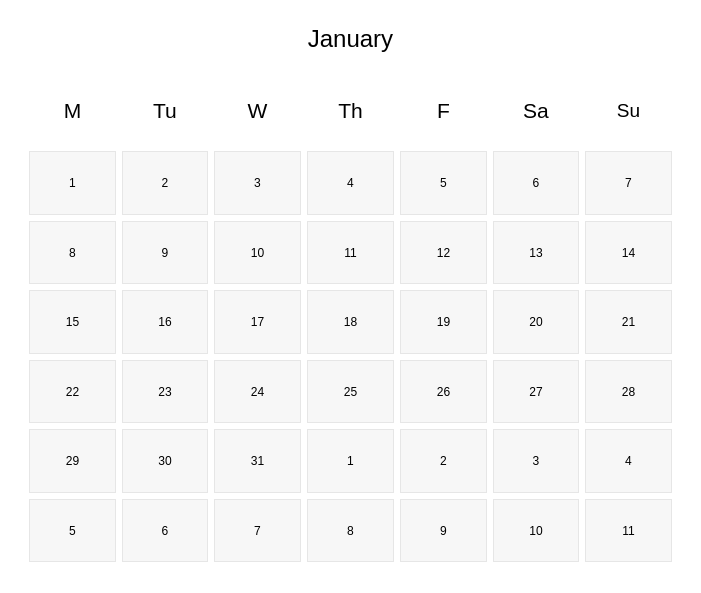
Before: the Qt Designer form QT_framework/mainwindow.ui in radziminski/radziminski, drawn with Qt 5.
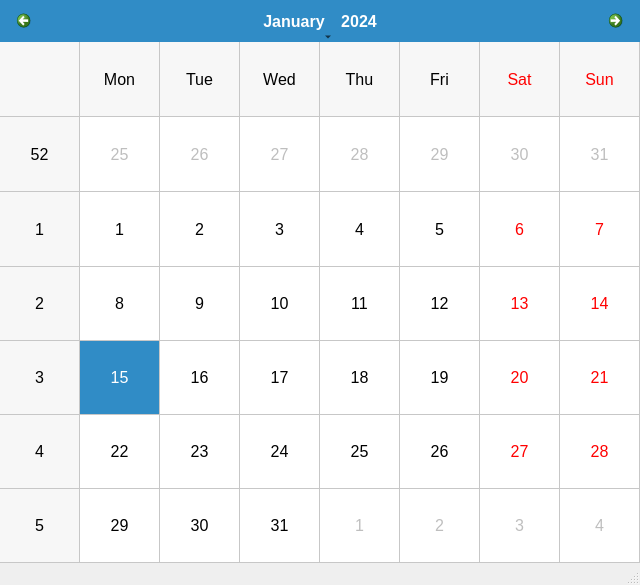
After: the same form once the commit is applied. Icons and pictures are not drawn.

Commit message: QT Calendar finihsed

What changed in the file:
```diff
--- a/QT_framework/mainwindow.ui
+++ b/QT_framework/mainwindow.ui
@@ -6,1155 +6,75 @@
    <rect>
     <x>0</x>
     <y>0</y>
-    <width>701</width>
-    <height>593</height>
+    <width>640</width>
+    <height>585</height>
    </rect>
   </property>
   <property name="windowTitle">
-   <string>MainWindow</string>
+   <string>Calendar</string>
+  </property>
+  <property name="autoFillBackground">
+   <bool>false</bool>
   </property>
   <property name="styleSheet">
-   <string notr="true">* {
-	background-color: white;
-}
-
-QPushButton {
-	background-color: #F7F7F7; 
-	border-color: #E6E6E6; 
-	border-width: 1px;
-    border-style: solid;
-    border-color: #E6E6E6; 
-	color: black;
-	min-width: 40px;
-	min-height: 40px;
-	font: arial;
-}
-
-QPushButton:hover {
-		background-color: #C7C7C7; 
-}</string>
+   <string notr="true"/>
   </property>
   <property name="locale">
    <locale language="English" country="UnitedStates"/>
   </property>
   <widget class="QWidget" name="centralwidget">
-   <layout class="QVBoxLayout" name="verticalLayout" stretch="0,0,1">
+   <property name="minimumSize">
+    <size>
+     <width>400</width>
+     <height>250</height>
+    </size>
+   </property>
+   <property name="styleSheet">
+    <string notr="true"/>
+   </property>
+   <layout class="QVBoxLayout" name="verticalLayout" stretch="0">
+    <property name="leftMargin">
+     <number>0</number>
+    </property>
+    <property name="topMargin">
+     <number>0</number>
+    </property>
+    <property name="rightMargin">
+     <number>0</number>
+    </property>
+    <property name="bottomMargin">
+     <number>0</number>
+    </property>
     <item>
-     <layout class="QHBoxLayout" name="horizontalLayout" stretch="0,1,0">
-      <property name="sizeConstraint">
-       <enum>QLayout::SetFixedSize</enum>
+     <widget class="QCalendarWidget" name="calendar">
+      <property name="minimumSize">
+       <size>
+        <width>40</width>
+        <height>35</height>
+       </size>
       </property>
-      <property name="leftMargin">
-       <number>20</number>
+      <property name="font">
+       <font>
+        <family>Arial</family>
+        <pointsize>12</pointsize>
+       </font>
       </property>
-      <property name="rightMargin">
-       <number>20</number>
-      </property>
-      <item>
-       <widget class="QPushButton" name="prevMonth">
-        <property name="minimumSize">
-         <size>
-          <width>40</width>
-          <height>40</height>
-         </size>
-        </property>
-        <property name="autoFillBackground">
-         <bool>false</bool>
-        </property>
-        <property name="styleSheet">
-         <string notr="true">background-color: white;
-border-width: 0px;
-border-style: solid;
+      <property name="styleSheet">
+       <string notr="true">
+min-height: 35px;
+min-width:40px;
 </string>
-        </property>
-        <property name="text">
-         <string notr="true"/>
-        </property>
-        <property name="icon">
-         <iconset resource="resources.qrc">
-          <normaloff>:/new/prefix1/img/back.png</normaloff>:/new/prefix1/img/back.png</iconset>
-        </property>
-        <property name="iconSize">
-         <size>
-          <width>32</width>
-          <height>32</height>
-         </size>
-        </property>
-       </widget>
-      </item>
-      <item>
-       <widget class="QLabel" name="monthLabel">
-        <property name="sizePolicy">
-         <sizepolicy hsizetype="Preferred" vsizetype="Fixed">
-          <horstretch>0</horstretch>
-          <verstretch>0</verstretch>
-         </sizepolicy>
-        </property>
-        <property name="minimumSize">
-         <size>
-          <width>0</width>
-          <height>60</height>
-         </size>
-        </property>
-        <property name="font">
-         <font>
-          <pointsize>18</pointsize>
-         </font>
-        </property>
-        <property name="locale">
-         <locale language="English" country="Europe"/>
-        </property>
-        <property name="text">
-         <string>January</string>
-        </property>
-        <property name="alignment">
-         <set>Qt::AlignCenter</set>
-        </property>
-       </widget>
-      </item>
-      <item>
-       <widget class="QPushButton" name="nextMonth">
-        <property name="minimumSize">
-         <size>
-          <width>40</width>
-          <height>40</height>
-         </size>
-        </property>
-        <property name="styleSheet">
-         <string notr="true">background-color: white;
-border-width: 0px;
-border-style: solid;
-</string>
-        </property>
-        <property name="text">
-         <string/>
-        </property>
-        <property name="icon">
-         <iconset resource="resources.qrc">
-          <normaloff>:/new/prefix1/img/next.png</normaloff>:/new/prefix1/img/next.png</iconset>
-        </property>
-        <property name="iconSize">
-         <size>
-          <width>32</width>
-          <height>32</height>
-         </size>
-        </property>
-        <property name="autoRepeat">
-         <bool>false</bool>
-        </property>
-       </widget>
-      </item>
-     </layout>
-    </item>
-    <item>
-     <layout class="QHBoxLayout" name="horizontalLayout_2">
-      <property name="sizeConstraint">
-       <enum>QLayout::SetFixedSize</enum>
       </property>
-      <property name="leftMargin">
-       <number>20</number>
+      <property name="gridVisible">
+       <bool>true</bool>
       </property>
-      <property name="rightMargin">
-       <number>20</number>
+      <property name="navigationBarVisible">
+       <bool>true</bool>
       </property>
-      <item>
-       <widget class="QLabel" name="label_8">
-        <property name="sizePolicy">
-         <sizepolicy hsizetype="Preferred" vsizetype="Fixed">
-          <horstretch>0</horstretch>
-          <verstretch>0</verstretch>
-         </sizepolicy>
-        </property>
-        <property name="minimumSize">
-         <size>
-          <width>0</width>
-          <height>70</height>
-         </size>
-        </property>
-        <property name="font">
-         <font>
-          <pointsize>16</pointsize>
-         </font>
-        </property>
-        <property name="text">
-         <string>M</string>
-        </property>
-        <property name="alignment">
-         <set>Qt::AlignCenter</set>
-        </property>
-       </widget>
-      </item>
-      <item>
-       <widget class="QLabel" name="label_7">
-        <property name="sizePolicy">
-         <sizepolicy hsizetype="Preferred" vsizetype="Fixed">
-          <horstretch>0</horstretch>
-          <verstretch>0</verstretch>
-         </sizepolicy>
-        </property>
-        <property name="minimumSize">
-         <size>
-          <width>0</width>
-          <height>70</height>
-         </size>
-        </property>
-        <property name="font">
-         <font>
-          <pointsize>16</pointsize>
-         </font>
-        </property>
-        <property name="text">
-         <string>Tu</string>
-        </property>
-        <property name="alignment">
-         <set>Qt::AlignCenter</set>
-        </property>
-       </widget>
-      </item>
-      <item>
-       <widget class="QLabel" name="label_5">
-        <property name="sizePolicy">
-         <sizepolicy hsizetype="Preferred" vsizetype="Fixed">
-          <horstretch>0</horstretch>
-          <verstretch>0</verstretch>
-         </sizepolicy>
-        </property>
-        <property name="minimumSize">
-         <size>
-          <width>0</width>
-          <height>70</height>
-         </size>
-        </property>
-        <property name="font">
-         <font>
-          <pointsize>16</pointsize>
-         </font>
-        </property>
-        <property name="text">
-         <string>W</string>
-        </property>
-        <property name="alignment">
-         <set>Qt::AlignCenter</set>
-        </property>
-       </widget>
-      </item>
-      <item>
-       <widget class="QLabel" name="label_4">
-        <property name="sizePolicy">
-         <sizepolicy hsizetype="Preferred" vsizetype="Fixed">
-          <horstretch>0</horstretch>
-          <verstretch>0</verstretch>
-         </sizepolicy>
-        </property>
-        <property name="minimumSize">
-         <size>
-          <width>0</width>
-          <height>70</height>
-         </size>
-        </property>
-        <property name="font">
-         <font>
-          <pointsize>16</pointsize>
-         </font>
-        </property>
-        <property name="text">
-         <string>Th</string>
-        </property>
-        <property name="alignment">
-         <set>Qt::AlignCenter</set>
-        </property>
-       </widget>
-      </item>
-      <item>
-       <widget class="QLabel" name="label_3">
-        <property name="sizePolicy">
-         <sizepolicy hsizetype="Preferred" vsizetype="Fixed">
-          <horstretch>0</horstretch>
-          <verstretch>0</verstretch>
-         </sizepolicy>
-        </property>
-        <property name="minimumSize">
-         <size>
-          <width>0</width>
-          <height>70</height>
-         </size>
-        </property>
-        <property name="font">
-         <font>
-          <pointsize>16</pointsize>
-         </font>
-        </property>
-        <property name="text">
-         <string>F</string>
-        </property>
-        <property name="alignment">
-         <set>Qt::AlignCenter</set>
-        </property>
-       </widget>
-      </item>
-      <item>
-       <widget class="QLabel" name="label_2">
-        <property name="sizePolicy">
-         <sizepolicy hsizetype="Preferred" vsizetype="Fixed">
-          <horstretch>0</horstretch>
-          <verstretch>0</verstretch>
-         </sizepolicy>
-        </property>
-        <property name="minimumSize">
-         <size>
-          <width>0</width>
-          <height>70</height>
-         </size>
-        </property>
-        <property name="font">
-         <font>
-          <pointsize>16</pointsize>
-         </font>
-        </property>
-        <property name="text">
-         <string>Sa</string>
-        </property>
-        <property name="alignment">
-         <set>Qt::AlignCenter</set>
-        </property>
-       </widget>
-      </item>
-      <item>
-       <widget class="QLabel" name="label_6">
-        <property name="sizePolicy">
-         <sizepolicy hsizetype="Preferred" vsizetype="Fixed">
-          <horstretch>0</horstretch>
-          <verstretch>0</verstretch>
-         </sizepolicy>
-        </property>
-        <property name="minimumSize">
-         <size>
-          <width>0</width>
-          <height>70</height>
-         </size>
-        </property>
-        <property name="font">
-         <font>
-          <pointsize>14</pointsize>
-         </font>
-        </property>
-        <property name="text">
-         <string>Su</string>
-        </property>
-        <property name="alignment">
-         <set>Qt::AlignCenter</set>
-        </property>
-        <property name="wordWrap">
-         <bool>false</bool>
-        </property>
-       </widget>
-      </item>
-     </layout>
-    </item>
-    <item>
-     <layout class="QGridLayout" name="gridLayout" rowstretch="0,0,0,0,0,0,0" columnstretch="0,0,0,0,0,0,0">
-      <property name="sizeConstraint">
-       <enum>QLayout::SetDefaultConstraint</enum>
+      <property name="dateEditEnabled">
+       <bool>true</bool>
       </property>
-      <property name="leftMargin">
-       <number>20</number>
-      </property>
-      <property name="rightMargin">
-       <number>20</number>
-      </property>
-      <item row="6" column="3">
-       <widget class="QPushButton" name="day39">
-        <property name="sizePolicy">
-         <sizepolicy hsizetype="Preferred" vsizetype="Preferred">
-          <horstretch>0</horstretch>
-          <verstretch>0</verstretch>
-         </sizepolicy>
-        </property>
-        <property name="minimumSize">
-         <size>
-          <width>42</width>
-          <height>42</height>
-         </size>
-        </property>
-        <property name="text">
-         <string>8</string>
-        </property>
-       </widget>
-      </item>
-      <item row="6" column="1">
-       <widget class="QPushButton" name="day37">
-        <property name="sizePolicy">
-         <sizepolicy hsizetype="Preferred" vsizetype="Preferred">
-          <horstretch>0</horstretch>
-          <verstretch>0</verstretch>
-         </sizepolicy>
-        </property>
-        <property name="minimumSize">
-         <size>
-          <width>42</width>
-          <height>42</height>
-         </size>
-        </property>
-        <property name="text">
-         <string>6</string>
-        </property>
-       </widget>
-      </item>
-      <item row="4" column="2">
-       <widget class="QPushButton" name="day24">
-        <property name="sizePolicy">
-         <sizepolicy hsizetype="Preferred" vsizetype="Preferred">
-          <horstretch>0</horstretch>
-          <verstretch>0</verstretch>
-         </sizepolicy>
-        </property>
-        <property name="minimumSize">
-         <size>
-          <width>42</width>
-          <height>42</height>
-         </size>
-        </property>
-        <property name="text">
-         <string>24</string>
-        </property>
-       </widget>
-      </item>
-      <item row="3" column="3">
-       <widget class="QPushButton" name="day18">
-        <property name="sizePolicy">
-         <sizepolicy hsizetype="Preferred" vsizetype="Preferred">
-          <horstretch>0</horstretch>
-          <verstretch>0</verstretch>
-         </sizepolicy>
-        </property>
-        <property name="minimumSize">
-         <size>
-          <width>42</width>
-          <height>42</height>
-         </size>
-        </property>
-        <property name="text">
-         <string>18</string>
-        </property>
-       </widget>
-      </item>
-      <item row="2" column="6">
-       <widget class="QPushButton" name="day14">
-        <property name="sizePolicy">
-         <sizepolicy hsizetype="Preferred" vsizetype="Preferred">
-          <horstretch>0</horstretch>
-          <verstretch>0</verstretch>
-         </sizepolicy>
-        </property>
-        <property name="minimumSize">
-         <size>
-          <width>42</width>
-          <height>42</height>
-         </size>
-        </property>
-        <property name="text">
-         <string>14</string>
-        </property>
-       </widget>
-      </item>
-      <item row="0" column="4">
-       <widget class="QPushButton" name="day5">
-        <property name="sizePolicy">
-         <sizepolicy hsizetype="Preferred" vsizetype="Preferred">
-          <horstretch>0</horstretch>
-          <verstretch>0</verstretch>
-         </sizepolicy>
-        </property>
-        <property name="minimumSize">
-         <size>
-          <width>42</width>
-          <height>42</height>
-         </size>
-        </property>
-        <property name="text">
-         <string>5</string>
-        </property>
-       </widget>
-      </item>
-      <item row="2" column="0">
-       <widget class="QPushButton" name="day8">
-        <property name="sizePolicy">
-         <sizepolicy hsizetype="Preferred" vsizetype="Preferred">
-          <horstretch>0</horstretch>
-          <verstretch>0</verstretch>
-         </sizepolicy>
-        </property>
-        <property name="minimumSize">
-         <size>
-          <width>42</width>
-          <height>42</height>
-         </size>
-        </property>
-        <property name="text">
-         <string>8</string>
-        </property>
-       </widget>
-      </item>
-      <item row="5" column="4">
-       <widget class="QPushButton" name="day33">
-        <property name="sizePolicy">
-         <sizepolicy hsizetype="Preferred" vsizetype="Preferred">
-          <horstretch>0</horstretch>
-          <verstretch>0</verstretch>
-         </sizepolicy>
-        </property>
-        <property name="minimumSize">
-         <size>
-          <width>42</width>
-          <height>42</height>
-         </size>
-        </property>
-        <property name="text">
-         <string>2</string>
-        </property>
-       </widget>
-      </item>
-      <item row="5" column="1">
-       <widget class="QPushButton" name="day30">
-        <property name="sizePolicy">
-         <sizepolicy hsizetype="Preferred" vsizetype="Preferred">
-          <horstretch>0</horstretch>
-          <verstretch>0</verstretch>
-         </sizepolicy>
-        </property>
-        <property name="minimumSize">
-         <size>
-          <width>42</width>
-          <height>42</height>
-         </size>
-        </property>
-        <property name="text">
-         <string>30</string>
-        </property>
-       </widget>
-      </item>
-      <item row="4" column="0">
-       <widget class="QPushButton" name="day22">
-        <property name="sizePolicy">
-         <sizepolicy hsizetype="Preferred" vsizetype="Preferred">
-          <horstretch>0</horstretch>
-          <verstretch>0</verstretch>
-         </sizepolicy>
-        </property>
-        <property name="minimumSize">
-         <size>
-          <width>42</width>
-          <height>42</height>
-         </size>
-        </property>
-        <property name="text">
-         <string>22</string>
-        </property>
-       </widget>
-      </item>
-      <item row="3" column="1">
-       <widget class="QPushButton" name="day16">
-        <property name="sizePolicy">
-         <sizepolicy hsizetype="Preferred" vsizetype="Preferred">
-          <horstretch>0</horstretch>
-          <verstretch>0</verstretch>
-         </sizepolicy>
-        </property>
-        <property name="minimumSize">
-         <size>
-          <width>42</width>
-          <height>42</height>
-         </size>
-        </property>
-        <property name="text">
-         <string>16</string>
-        </property>
-       </widget>
-      </item>
-      <item row="5" column="0">
-       <widget class="QPushButton" name="day29">
-        <property name="sizePolicy">
-         <sizepolicy hsizetype="Preferred" vsizetype="Preferred">
-          <horstretch>0</horstretch>
-          <verstretch>0</verstretch>
-         </sizepolicy>
-        </property>
-        <property name="minimumSize">
-         <size>
-          <width>42</width>
-          <height>42</height>
-         </size>
-        </property>
-        <property name="text">
-         <string>29</string>
-        </property>
-       </widget>
-      </item>
-      <item row="3" column="2">
-       <widget class="QPushButton" name="day17">
-        <property name="sizePolicy">
-         <sizepolicy hsizetype="Preferred" vsizetype="Preferred">
-          <horstretch>0</horstretch>
-          <verstretch>0</verstretch>
-         </sizepolicy>
-        </property>
-        <property name="minimumSize">
-         <size>
-          <width>42</width>
-          <height>42</height>
-         </size>
-        </property>
-        <property name="text">
-         <string>17</string>
-        </property>
-       </widget>
-      </item>
-      <item row="6" column="6">
-       <widget class="QPushButton" name="day42">
-        <property name="sizePolicy">
-         <sizepolicy hsizetype="Preferred" vsizetype="Preferred">
-          <horstretch>0</horstretch>
-          <verstretch>0</verstretch>
-         </sizepolicy>
-        </property>
-        <property name="minimumSize">
-         <size>
-          <width>42</width>
-          <height>42</height>
-         </size>
-        </property>
-        <property name="text">
-         <string>11</string>
-        </property>
-       </widget>
-      </item>
-      <item row="3" column="5">
-       <widget class="QPushButton" name="day20">
-        <property name="sizePolicy">
-         <sizepolicy hsizetype="Preferred" vsizetype="Preferred">
-          <horstretch>0</horstretch>
-          <verstretch>0</verstretch>
-         </sizepolicy>
-        </property>
-        <property name="minimumSize">
-         <size>
-          <width>42</width>
-          <height>42</height>
-         </size>
-        </property>
-        <property name="text">
-         <string>20</string>
-        </property>
-       </widget>
-      </item>
-      <item row="5" column="2">
-       <widget class="QPushButton" name="day31">
-        <property name="sizePolicy">
-         <sizepolicy hsizetype="Preferred" vsizetype="Preferred">
-          <horstretch>0</horstretch>
-          <verstretch>0</verstretch>
-         </sizepolicy>
-        </property>
-        <property name="minimumSize">
-         <size>
-          <width>42</width>
-          <height>42</height>
-         </size>
-        </property>
-        <property name="text">
-         <string>31</string>
-        </property>
-       </widget>
-      </item>
-      <item row="0" column="3">
-       <widget class="QPushButton" name="day4">
-        <property name="sizePolicy">
-         <sizepolicy hsizetype="Preferred" vsizetype="Preferred">
-          <horstretch>0</horstretch>
-          <verstretch>0</verstretch>
-         </sizepolicy>
-        </property>
-        <property name="minimumSize">
-         <size>
-          <width>42</width>
-          <height>42</height>
-         </size>
-        </property>
-        <property name="text">
-         <string>4</string>
-        </property>
-       </widget>
-      </item>
-      <item row="0" column="1">
-       <widget class="QPushButton" name="day2">
-        <property name="sizePolicy">
-         <sizepolicy hsizetype="Preferred" vsizetype="Preferred">
-          <horstretch>0</horstretch>
-          <verstretch>0</verstretch>
-         </sizepolicy>
-        </property>
-        <property name="minimumSize">
-         <size>
-          <width>42</width>
-          <height>42</height>
-         </size>
-        </property>
-        <property name="text">
-         <string>2</string>
-        </property>
-       </widget>
-      </item>
-      <item row="0" column="6">
-       <widget class="QPushButton" name="day7">
-        <property name="sizePolicy">
-         <sizepolicy hsizetype="Preferred" vsizetype="Preferred">
-          <horstretch>0</horstretch>
-          <verstretch>0</verstretch>
-         </sizepolicy>
-        </property>
-        <property name="minimumSize">
-         <size>
-          <width>42</width>
-          <height>42</height>
-         </size>
-        </property>
-        <property name="text">
-         <string>7</string>
-        </property>
-       </widget>
-      </item>
-      <item row="2" column="5">
-       <widget class="QPushButton" name="day13">
-        <property name="sizePolicy">
-         <sizepolicy hsizetype="Preferred" vsizetype="Preferred">
-          <horstretch>0</horstretch>
-          <verstretch>0</verstretch>
-         </sizepolicy>
-        </property>
-        <property name="minimumSize">
-         <size>
-          <width>42</width>
-          <height>42</height>
-         </size>
-        </property>
-        <property name="text">
-         <string>13</string>
-        </property>
-       </widget>
-      </item>
-      <item row="3" column="0">
-       <widget class="QPushButton" name="day15">
-        <property name="sizePolicy">
-         <sizepolicy hsizetype="Preferred" vsizetype="Preferred">
-          <horstretch>0</horstretch>
-          <verstretch>0</verstretch>
-         </sizepolicy>
-        </property>
-        <property name="minimumSize">
-         <size>
-          <width>42</width>
-          <height>42</height>
-         </size>
-        </property>
-        <property name="text">
-         <string>15</string>
-        </property>
-       </widget>
-      </item>
-      <item row="4" column="5">
-       <widget class="QPushButton" name="day27">
-        <property name="sizePolicy">
-         <sizepolicy hsizetype="Preferred" vsizetype="Preferred">
-          <horstretch>0</horstretch>
-          <verstretch>0</verstretch>
-         </sizepolicy>
-        </property>
-        <property name="minimumSize">
-         <size>
-          <width>42</width>
-          <height>42</height>
-         </size>
-        </property>
-        <property name="text">
-         <string>27</string>
-        </property>
-       </widget>
-      </item>
-      <item row="4" column="6">
-       <widget class="QPushButton" name="day28">
-        <property name="sizePolicy">
-         <sizepolicy hsizetype="Preferred" vsizetype="Preferred">
-          <horstretch>0</horstretch>
-          <verstretch>0</verstretch>
-         </sizepolicy>
-        </property>
-        <property name="minimumSize">
-         <size>
-          <width>42</width>
-          <height>42</height>
-         </size>
-        </property>
-        <property name="text">
-         <string>28</string>
-        </property>
-       </widget>
-      </item>
-      <item row="6" column="4">
-       <widget class="QPushButton" name="day40">
-        <property name="sizePolicy">
-         <sizepolicy hsizetype="Preferred" vsizetype="Preferred">
-          <horstretch>0</horstretch>
-          <verstretch>0</verstretch>
-         </sizepolicy>
-        </property>
-        <property name="minimumSize">
-         <size>
-          <width>42</width>
-          <height>42</height>
-         </size>
-        </property>
-        <property name="text">
-         <string>9</string>
-        </property>
-       </widget>
-      </item>
-      <item row="2" column="1">
-       <widget class="QPushButton" name="day9">
-        <property name="sizePolicy">
-         <sizepolicy hsizetype="Preferred" vsizetype="Preferred">
-          <horstretch>0</horstretch>
-          <verstretch>0</verstretch>
-         </sizepolicy>
-        </property>
-        <property name="minimumSize">
-         <size>
-          <width>42</width>
-          <height>42</height>
-         </size>
-        </property>
-        <property name="text">
-         <string>9</string>
-        </property>
-       </widget>
-      </item>
-      <item row="5" column="3">
-       <widget class="QPushButton" name="day32">
-        <property name="sizePolicy">
-         <sizepolicy hsizetype="Preferred" vsizetype="Preferred">
-          <horstretch>0</horstretch>
-          <verstretch>0</verstretch>
-         </sizepolicy>
-        </property>
-        <property name="minimumSize">
-         <size>
-          <width>42</width>
-          <height>42</height>
-         </size>
-        </property>
-        <property name="text">
-         <string>1</string>
-        </property>
-       </widget>
-      </item>
-      <item row="0" column="2">
-       <widget class="QPushButton" name="day3">
-        <property name="sizePolicy">
-         <sizepolicy hsizetype="Preferred" vsizetype="Preferred">
-          <horstretch>0</horstretch>
-          <verstretch>0</verstretch>
-         </sizepolicy>
-        </property>
-        <property name="minimumSize">
-         <size>
-          <width>42</width>
-          <height>42</height>
-         </size>
-        </property>
-        <property name="text">
-         <string>3</string>
-        </property>
-       </widget>
-      </item>
-      <item row="5" column="5">
-       <widget class="QPushButton" name="day34">
-        <property name="sizePolicy">
-         <sizepolicy hsizetype="Preferred" vsizetype="Preferred">
-          <horstretch>0</horstretch>
-          <verstretch>0</verstretch>
-         </sizepolicy>
-        </property>
-        <property name="minimumSize">
-         <size>
-          <width>42</width>
-          <height>42</height>
-         </size>
-        </property>
-        <property name="text">
-         <string>3</string>
-        </property>
-       </widget>
-      </item>
-      <item row="4" column="1">
-       <widget class="QPushButton" name="day23">
-        <property name="sizePolicy">
-         <sizepolicy hsizetype="Preferred" vsizetype="Preferred">
-          <horstretch>0</horstretch>
-          <verstretch>0</verstretch>
-         </sizepolicy>
-        </property>
-        <property name="minimumSize">
-         <size>
-          <width>42</width>
-          <height>42</height>
-         </size>
-        </property>
-        <property name="text">
-         <string>23</string>
-        </property>
-       </widget>
-      </item>
-      <item row="5" column="6">
-       <widget class="QPushButton" name="day35">
-        <property name="sizePolicy">
-         <sizepolicy hsizetype="Preferred" vsizetype="Preferred">
-          <horstretch>0</horstretch>
-          <verstretch>0</verstretch>
-         </sizepolicy>
-        </property>
-        <property name="minimumSize">
-         <size>
-          <width>42</width>
-          <height>42</height>
-         </size>
-        </property>
-        <property name="text">
-         <string>4</string>
-        </property>
-       </widget>
-      </item>
-      <item row="4" column="3">
-       <widget class="QPushButton" name="day25">
-        <property name="sizePolicy">
-         <sizepolicy hsizetype="Preferred" vsizetype="Preferred">
-          <horstretch>0</horstretch>
-          <verstretch>0</verstretch>
-         </sizepolicy>
-        </property>
-        <property name="minimumSize">
-         <size>
-          <width>42</width>
-          <height>42</height>
-         </size>
-        </property>
-        <property name="text">
-         <string>25</string>
-        </property>
-       </widget>
-      </item>
-      <item row="2" column="2">
-       <widget class="QPushButton" name="day10">
-        <property name="sizePolicy">
-         <sizepolicy hsizetype="Preferred" vsizetype="Preferred">
-          <horstretch>0</horstretch>
-          <verstretch>0</verstretch>
-         </sizepolicy>
-        </property>
-        <property name="minimumSize">
-         <size>
-          <width>42</width>
-          <height>42</height>
-         </size>
-        </property>
-        <property name="text">
-         <string>10</string>
-        </property>
-       </widget>
-      </item>
-      <item row="2" column="3">
-       <widget class="QPushButton" name="day11">
-        <property name="sizePolicy">
-         <sizepolicy hsizetype="Minimum" vsizetype="Preferred">
-          <horstretch>0</horstretch>
-          <verstretch>0</verstretch>
-         </sizepolicy>
-        </property>
-        <property name="text">
-         <string>11</string>
-        </property>
-       </widget>
-      </item>
-      <item row="6" column="5">
-       <widget class="QPushButton" name="day41">
-        <property name="sizePolicy">
-         <sizepolicy hsizetype="Preferred" vsizetype="Preferred">
-          <horstretch>0</horstretch>
-          <verstretch>0</verstretch>
-         </sizepolicy>
-        </property>
-        <property name="minimumSize">
-         <size>
-          <width>42</width>
-          <height>42</height>
-         </size>
-        </property>
-        <property name="text">
-         <string>10</string>
-        </property>
-       </widget>
-      </item>
-      <item row="2" column="4">
-       <widget class="QPushButton" name="day12">
-        <property name="sizePolicy">
-         <sizepolicy hsizetype="Preferred" vsizetype="Preferred">
-          <horstretch>0</horstretch>
-          <verstretch>0</verstretch>
-         </sizepolicy>
-        </property>
-        <property name="minimumSize">
-         <size>
-          <width>42</width>
-          <height>42</height>
-         </size>
-        </property>
-        <property name="text">
-         <string>12</string>
-        </property>
-       </widget>
-      </item>
-      <item row="0" column="0">
-       <widget class="QPushButton" name="day1">
-        <property name="sizePolicy">
-         <sizepolicy hsizetype="Preferred" vsizetype="Preferred">
-          <horstretch>0</horstretch>
-          <verstretch>0</verstretch>
-         </sizepolicy>
-        </property>
-        <property name="minimumSize">
-         <size>
-          <width>42</width>
-          <height>42</height>
-         </size>
-        </property>
-        <property name="text">
-         <string>1</string>
-        </property>
-       </widget>
-      </item>
-      <item row="6" column="0">
-       <widget class="QPushButton" name="day36">
-        <property name="sizePolicy">
-         <sizepolicy hsizetype="Preferred" vsizetype="Preferred">
-          <horstretch>0</horstretch>
-          <verstretch>0</verstretch>
-         </sizepolicy>
-        </property>
-        <property name="minimumSize">
-         <size>
-          <width>42</width>
-          <height>42</height>
-         </size>
-        </property>
-        <property name="text">
-         <string>5</string>
-        </property>
-       </widget>
-      </item>
-      <item row="4" column="4">
-       <widget class="QPushButton" name="day26">
-        <property name="sizePolicy">
-         <sizepolicy hsizetype="Preferred" vsizetype="Preferred">
-          <horstretch>0</horstretch>
-          <verstretch>0</verstretch>
-         </sizepolicy>
-        </property>
-        <property name="minimumSize">
-         <size>
-          <width>42</width>
-          <height>42</height>
-         </size>
-        </property>
-        <property name="text">
-         <string>26</string>
-        </property>
-       </widget>
-      </item>
-      <item row="6" column="2">
-       <widget class="QPushButton" name="day38">
-        <property name="sizePolicy">
-         <sizepolicy hsizetype="Preferred" vsizetype="Preferred">
-          <horstretch>0</horstretch>
-          <verstretch>0</verstretch>
-         </sizepolicy>
-        </property>
-        <property name="minimumSize">
-         <size>
-          <width>42</width>
-          <height>42</height>
-         </size>
-        </property>
-        <property name="text">
-         <string>7</string>
-        </property>
-       </widget>
-      </item>
-      <item row="3" column="4">
-       <widget class="QPushButton" name="day19">
-        <property name="sizePolicy">
-         <sizepolicy hsizetype="Preferred" vsizetype="Preferred">
-          <horstretch>0</horstretch>
-          <verstretch>0</verstretch>
-         </sizepolicy>
-        </property>
-        <property name="minimumSize">
-         <size>
-          <width>42</width>
-          <height>42</height>
-         </size>
-        </property>
-        <property name="text">
-         <string>19</string>
-        </property>
-       </widget>
-      </item>
-      <item row="0" column="5">
-       <widget class="QPushButton" name="day6">
-        <property name="sizePolicy">
-         <sizepolicy hsizetype="Preferred" vsizetype="Preferred">
-          <horstretch>0</horstretch>
-          <verstretch>0</verstretch>
-         </sizepolicy>
-        </property>
-        <property name="minimumSize">
-         <size>
-          <width>42</width>
-          <height>42</height>
-         </size>
-        </property>
-        <property name="text">
-         <string>6</string>
-        </property>
-       </widget>
-      </item>
-      <item row="3" column="6">
-       <widget class="QPushButton" name="day21">
-        <property name="sizePolicy">
-         <sizepolicy hsizetype="Preferred" vsizetype="Preferred">
-          <horstretch>0</horstretch>
-          <verstretch>0</verstretch>
-         </sizepolicy>
-        </property>
-        <property name="minimumSize">
-         <size>
-          <width>42</width>
-          <height>42</height>
-         </size>
-        </property>
-        <property name="text">
-         <string>21</string>
-        </property>
-       </widget>
-      </item>
-     </layout>
+     </widget>
     </item>
    </layout>
   </widget>
```
Left out of the diff: 6 changed lines with no effect on the pictures. The commit also changes 25 other files.
